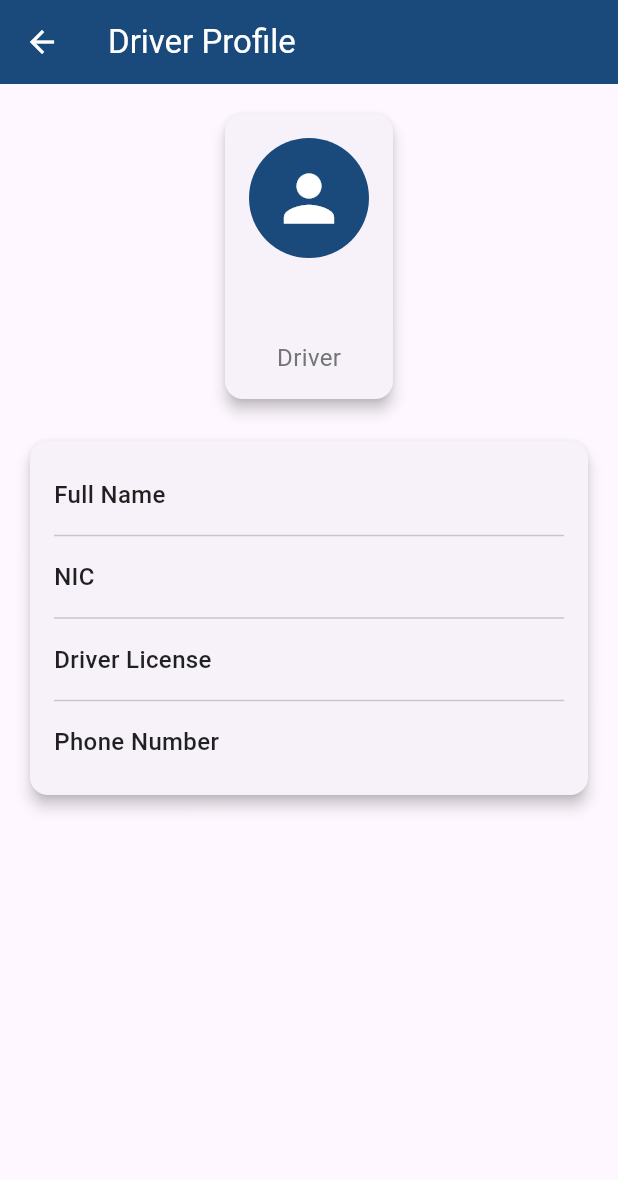
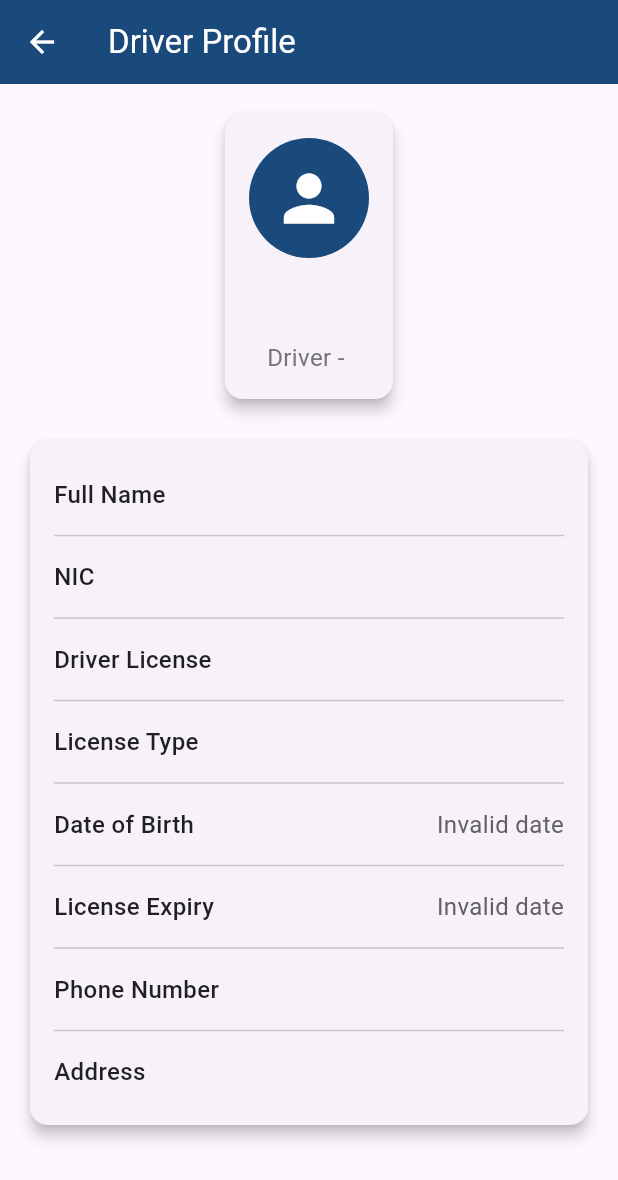
Before and after one commit to parindyaliyanage/FineLine, a Flutter app: the ViewProfileScreen screen opened directly, on a phone screen of 412 x 824 dp. Shown: the top 1180 px of the screen. Run offline on Flutter 3.47's test engine with Material 3 defaults, Android fonts, the phone set to English and light mode, and no system bars; our stand-ins replace cloud_firestore, firebase_auth, firebase_core, get; accounts and stored records are empty.

Commit message:
driver profile updated

```diff
--- a/lib/screens/driver/ViewProfileScreen.dart
+++ b/lib/screens/driver/ViewProfileScreen.dart
@@ -3,7 +3,8 @@ import 'package:flutter/material.dart';
 import 'package:get/get.dart';
 import 'package:fineline/repositiries/driver_repository.dart';
 import '../auth_controller.dart';
-
+import 'package:intl/intl.dart';
+import 'package:cloud_firestore/cloud_firestore.dart'; // Add this import
 
 class ViewProfileScreen extends StatefulWidget {
   const ViewProfileScreen({super.key});
@@ -26,9 +27,8 @@ class _ViewProfileScreenState extends State<ViewProfileScreen> {
 
   Future<void> _loadDriverData() async {
     try {
-      // Get current user ID directly from FirebaseAuth
       final userId = FirebaseAuth.instance.currentUser?.uid;
-      print('Current UID: $userId'); // Debug
+      print('Current UID: $userId');
 
       if (userId == null) {
         setState(() {
@@ -39,7 +39,7 @@ class _ViewProfileScreenState extends State<ViewProfileScreen> {
       }
 
       final data = await _driverRepo.getDriverProfile(userId);
-      print('Fetched data: $data'); // Debug
+      print('Fetched data: $data');
 
       setState(() {
         _driverData = data;
@@ -50,6 +50,27 @@ class _ViewProfileScreenState extends State<ViewProfileScreen> {
         _errorMessage = 'Error: ${e.toString()}';
         _isLoading = false;
       });
+    }
+  }
+
+  // Updated formatDate method to handle Timestamp
+  String _formatDate(dynamic dateValue) {
+    if (dateValue == null) return 'N/A';
+
+    try {
+      DateTime date;
+
+      if (dateValue is Timestamp) {
+        date = dateValue.toDate();
+      } else if (dateValue is String) {
+        date = DateTime.parse(dateValue);
+      } else {
+        return 'Invalid date';
+      }
+
+      return DateFormat('dd/MM/yyyy').format(date);
+    } catch (e) {
+      return 'Invalid date';
     }
   }
 
@@ -99,7 +120,7 @@ class _ViewProfileScreenState extends State<ViewProfileScreen> {
             ),
             const SizedBox(height: 16),
             Text(
-              _driverData?['username'] ?? 'No Name',
+              _driverData?['fullName'] ?? _driverData?['username'] ?? 'No Name',
               style: const TextStyle(
                 fontSize: 22,
                 fontWeight: FontWeight.bold,
@@ -107,7 +128,7 @@ class _ViewProfileScreenState extends State<ViewProfileScreen> {
             ),
             const SizedBox(height: 8),
             Text(
-              'Driver',
+              'Driver - ${_driverData?['licenceType']?.toString().toUpperCase() ?? 'N/A'}',
               style: TextStyle(
                 fontSize: 16,
                 color: Colors.grey[600],
@@ -136,7 +157,15 @@ class _ViewProfileScreenState extends State<ViewProfileScreen> {
             const Divider(),
             _buildDetailItem('Driver License', _driverData?['licenseNumber'] ?? _driverData?['license'] ?? 'N/A'),
             const Divider(),
+            _buildDetailItem('License Type', _driverData?['licenceType']?.toString().toUpperCase() ?? 'N/A'),
+            const Divider(),
+            _buildDetailItem('Date of Birth', _formatDate(_driverData?['dob'])),
+            const Divider(),
+            _buildDetailItem('License Expiry', _formatDate(_driverData?['exp'])),
+            const Divider(),
             _buildDetailItem('Phone Number', _driverData?['phone'] ?? 'N/A'),
+            const Divider(),
+            _buildDetailItem('Address', _driverData?['address'] ?? 'N/A'),
           ],
         ),
       ),
@@ -157,11 +186,14 @@ class _ViewProfileScreenState extends State<ViewProfileScreen> {
               color: Colors.black87,
             ),
           ),
-          Text(
-            value,
-            style: TextStyle(
-              fontSize: 16,
-              color: Colors.grey[700],
+          Expanded(
+            child: Text(
+              value,
+              textAlign: TextAlign.right,
+              style: TextStyle(
+                fontSize: 16,
+                color: Colors.grey[700],
+              ),
             ),
           ),
         ],
--- a/pubspec.yaml
+++ b/pubspec.yaml
@@ -32,6 +32,7 @@ dependencies:
   flutter:
     sdk: flutter
   get_storage: ^2.0.3
+  intl: ^0.18.1
 
   # The following adds the Cupertino Icons font to your application.
   # Use with the CupertinoIcons class for iOS style icons.
```
Also changed, not shown: lib/repositiries/driver_auth_repository.dart (+19 -3 lines), lib/repositiries/driver_repository.dart (+22 -2 lines), lib/screens/driver/Notification.dart (+2 -23 lines), lib/screens/driver/SignUpScreen.dart (+20 -17 lines), pubspec.lock.
